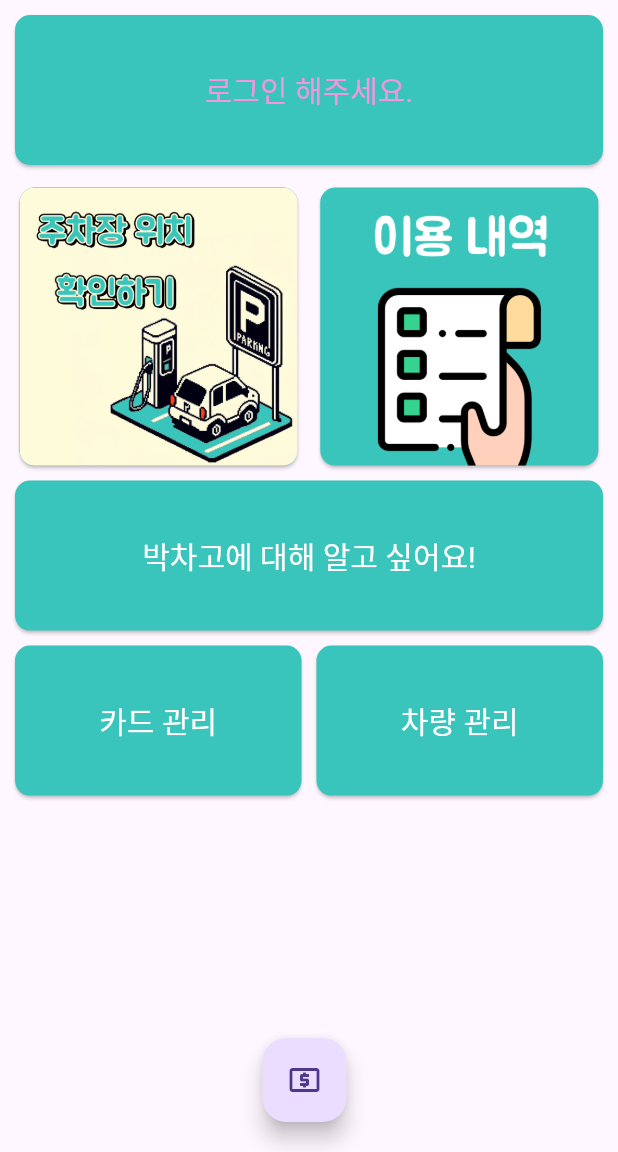
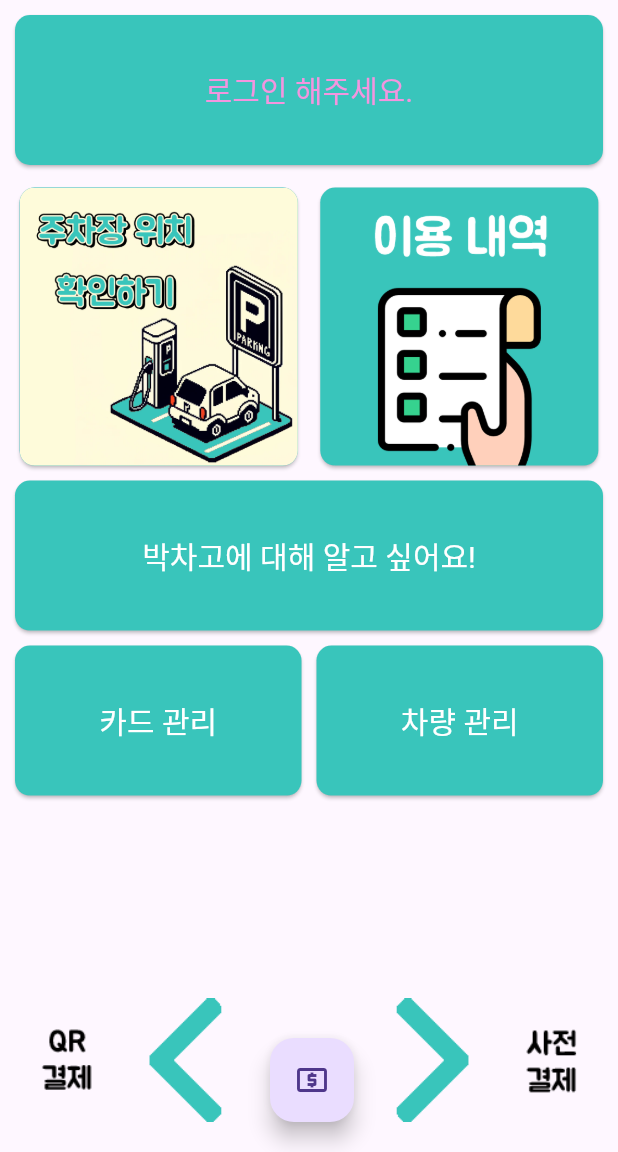
Before and after one commit to SPACE-AXE/pig-front, a Flutter app: the screen it shows after launch, on a phone screen of 412 x 824 dp, the part 84-1236 px from its top. Run offline on Flutter 3.47's test engine with Material 3 defaults, Android fonts, the phone set to English and light mode, and no system bars; our stand-ins replace flutter_riverpod, fluttertoast, geolocator; missing offline and left inert: flutter_naver_map, qr_code_scanner.

Commit message:
플로팅 설명 이미지 추가

```diff
--- a/lib/main.dart
+++ b/lib/main.dart
@@ -28,7 +28,23 @@ class MainApp extends StatelessWidget {
       home: Scaffold(
         appBar: _buildAppBar(),
         endDrawer: const MyDrawer(),
-        body: MainBody(context: context),
+        body: Stack(
+          children: [
+            MainBody(context: context),
+            Positioned(
+              left: 0,
+              right: 0,
+              bottom: 20,
+              child: Align(
+                alignment: Alignment.bottomCenter,
+                child: Image.asset(
+                  'lib/assets/images/indicator.png',
+                  fit: BoxFit.contain,
+                ),
+              ),
+            ),
+          ],
+        ),
         floatingActionButton: const DraggableFloatingActionButton(),
       ),
       theme: ThemeData(fontFamily: 'BMJUA'),
@@ -284,7 +300,7 @@ class _DraggableFloatingActionButtonState
   Widget build(BuildContext context) {
     final screenSize = MediaQuery.of(context).size;
     const double FabSize = 30;
-    final double initialLeft = (screenSize.width / 2 - FabSize / 2);
+    final double initialLeft = (screenSize.width / 2 - FabSize / 2+5);
     final double initialTop = screenSize.height - FabSize * 2;
     position = Offset(initialLeft, initialTop);
     return Stack(
```
Also changed, not shown: lib/assets/images/indicator.png (added).
